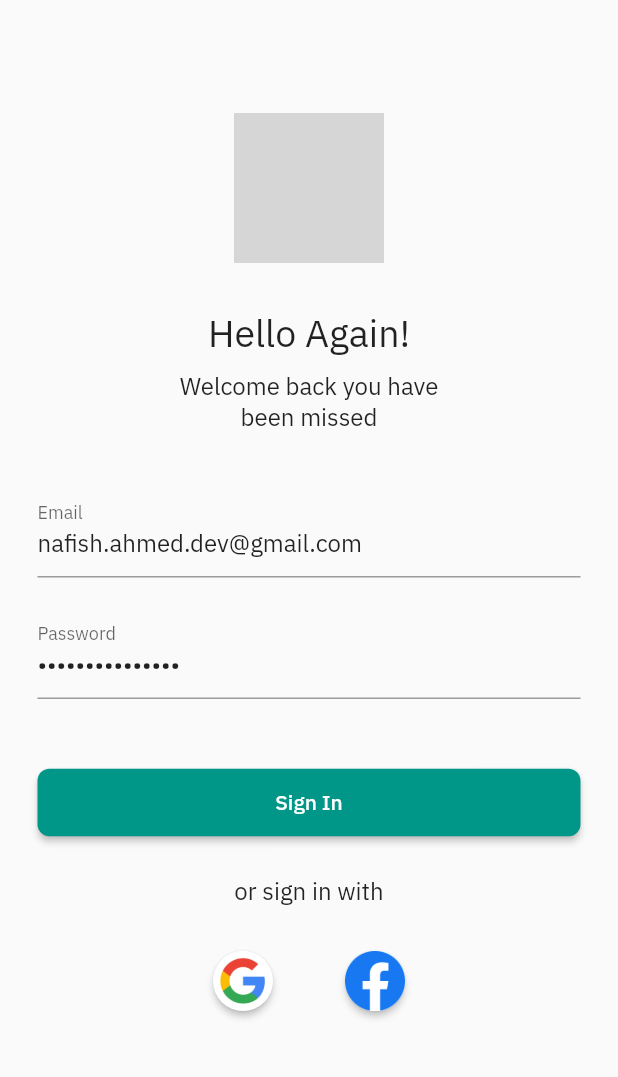
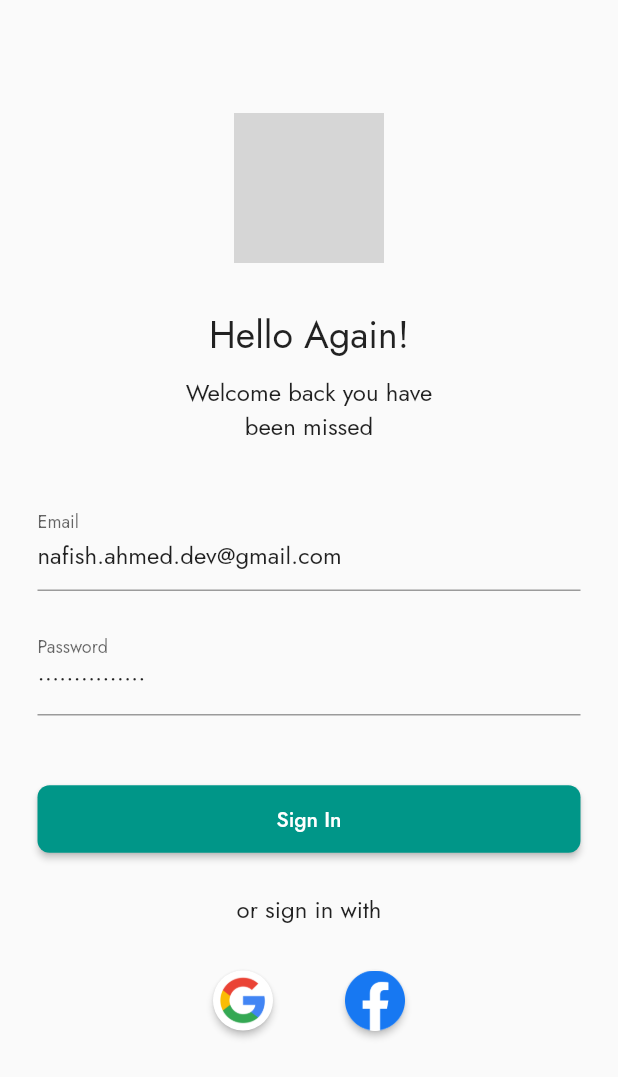
Before and after one commit to nafishahmeddev/mbf, a Flutter app: the screen it shows after launch, on a phone screen of 412 x 824 dp. Shown: the top 1077 px of the screen. Run offline on Flutter 3.47's test engine with Material 2 defaults, Android fonts, the light colour scheme and no system bars; our stand-ins replace firebase_auth, firebase_core, google_sign_in, socket_io_client; missing offline and left inert: flutter_facebook_auth; accounts and stored records are empty; network calls fail; grey boxes are pictures that could not be loaded.

Commit message:
UI Update

```diff
--- a/lib/main.dart
+++ b/lib/main.dart
@@ -34,12 +34,12 @@ class App extends StatelessWidget {
             title: 'MBF',
             theme: ThemeData(
                 primarySwatch: Colors.teal,
-                fontFamily: 'IBMPlexSans'
+                fontFamily: 'Jost'
             ),
               darkTheme: ThemeData(
                 brightness: Brightness.dark,
                   primarySwatch: Colors.teal,
-                  fontFamily: 'IBMPlexSans'
+                  fontFamily: 'Jost'
                 /* dark theme settings */
               ),
               themeMode: ThemeMode.system,
```
Also changed, not shown: pubspec.yaml (+40 -0 lines), assets/fonts/Jost-Black.ttf (added), assets/fonts/Jost-BlackItalic.ttf (added), assets/fonts/Jost-Bold.ttf (added), assets/fonts/Jost-BoldItalic.ttf (added), assets/fonts/Jost-ExtraBold.ttf (added), assets/fonts/Jost-ExtraBoldItalic.ttf (added), assets/fonts/Jost-ExtraLight.ttf (added), assets/fonts/Jost-ExtraLightItalic.ttf (added), assets/fonts/Jost-Italic.ttf (added), assets/fonts/Jost-Light.ttf (added), assets/fonts/Jost-LightItalic.ttf (added), assets/fonts/Jost-Medium.ttf (added), assets/fonts/Jost-MediumItalic.ttf (added), 6 more files.
